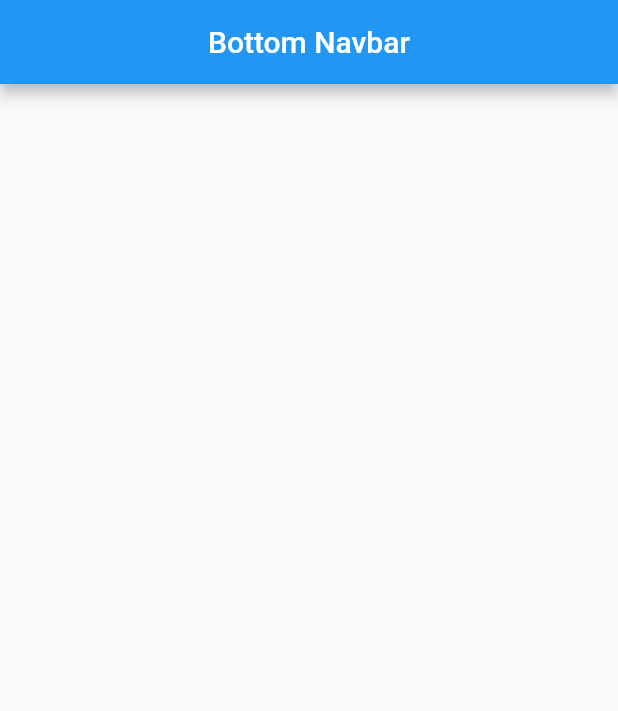
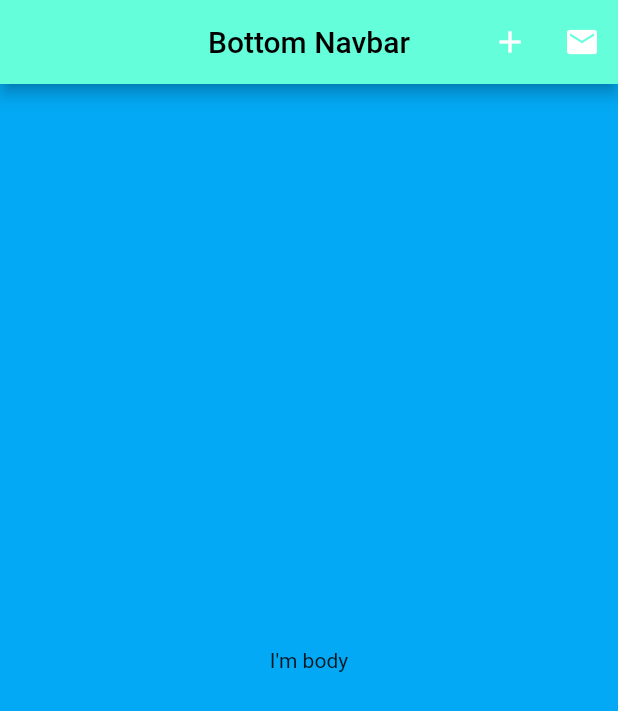
Before and after one commit to FahimMuntashir/bottomNavigationbar, a Flutter app: the screen it shows after launch, on a phone screen of 412 x 824 dp. Shown: the top 711 px of the screen. Run offline on Flutter 3.47's test engine with Material 2 defaults, Android fonts, the phone set to English and light mode, and no system bars.

```diff
--- a/lib/ui/home.dart
+++ b/lib/ui/home.dart
@@ -1,21 +1,37 @@
 import 'package:flutter/material.dart';
 
+class ScaffoldExam extends StatelessWidget {
 
 
-class ScaffoldExam extends StatelessWidget {
+  _iconSend(){
+    debugPrint('hello clockd');
+  }
   @override
   Widget build(BuildContext context) {
     return Scaffold(
       appBar: AppBar(
-
-        title: Text('Bottom Navbar'),
+        title: Text(
+          'Bottom Navbar',
+          style: TextStyle(color: Colors.black),
+        ),
         centerTitle: true,
+        backgroundColor: Colors.tealAccent,
+        actions: <Widget>[
+          IconButton(
+            icon: Icon(Icons.add),
+            onPressed: () => debugPrint('email send'),
+          ),
+          IconButton(
+            icon: Icon(Icons.email),
+            onPressed: _iconSend ,
+          ),
+        ],
       ),
+      backgroundColor: Colors.lightBlue,
+      body: Center(child: Text('I\'m body'),),
     );
   }
 }
-
-
 
 class Home extends StatelessWidget {
   @override
```
